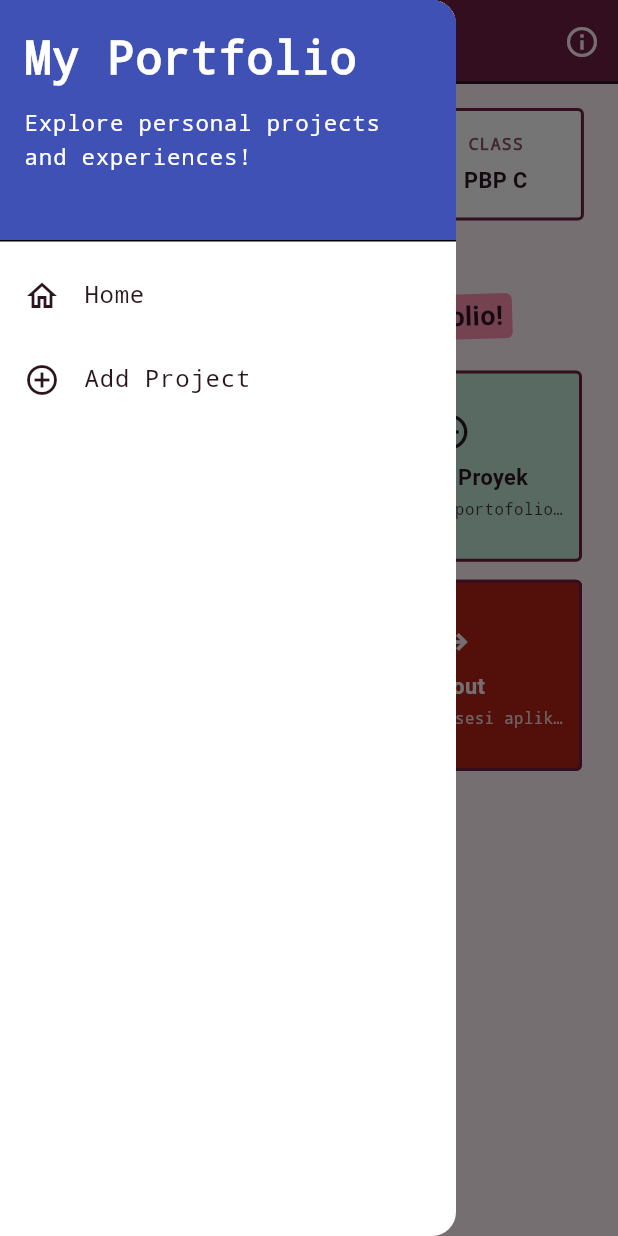
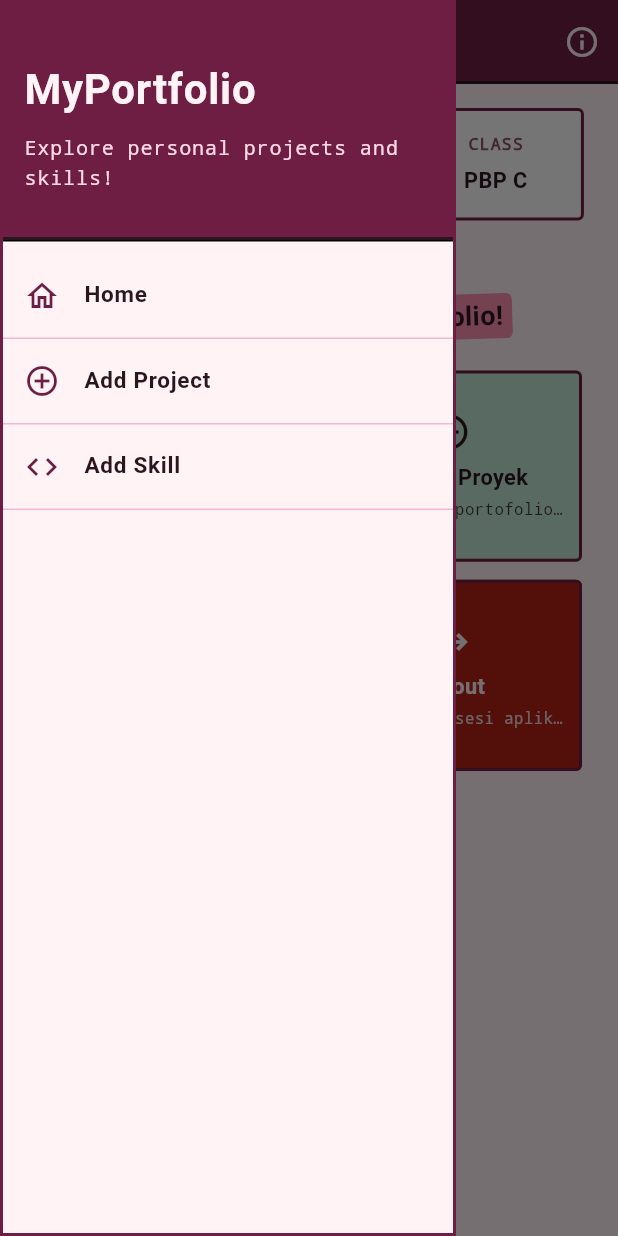
Before and after one commit to niaishere-code/myportofolio_mobile, a Flutter app: the screen it shows after launch, with the side drawer open, on a phone screen of 412 x 824 dp. Run offline on Flutter 3.47's test engine with Material 3 defaults, Android fonts, the phone set to English and light mode, and no system bars; Roboto replaces fonts that are missing (Space Grotesk).

Commit message:
feat(drawer): add Add Skill route and apply PortfolioTheme styling

```diff
--- a/lib/widgets/left_drawer.dart
+++ b/lib/widgets/left_drawer.dart
@@ -1,6 +1,8 @@
 import 'package:flutter/material.dart';
 import 'package:myportofolio_mobile/screens/menu.dart';
 import 'package:myportofolio_mobile/screens/project_form.dart';
+import 'package:myportofolio_mobile/screens/skill_form.dart';
+import 'package:myportofolio_mobile/theme/portfolio_theme.dart';
 
 class LeftDrawer extends StatelessWidget {
   const LeftDrawer({super.key});
@@ -8,38 +10,57 @@ class LeftDrawer extends StatelessWidget {
   @override
   Widget build(BuildContext context) {
     return Drawer(
+      backgroundColor: PortfolioTheme.paper,
+      shape: const RoundedRectangleBorder(
+        borderRadius: BorderRadius.zero,
+        side: BorderSide(color: PortfolioTheme.accentDark, width: 2.0),
+      ),
       child: ListView(
+        padding: EdgeInsets.zero,
         children: [
-          const DrawerHeader(
-            decoration: BoxDecoration(
-              color: Colors.indigo,
+          DrawerHeader(
+            decoration: const BoxDecoration(
+              color: PortfolioTheme.accentDark,
+              border: Border(
+                bottom: BorderSide(color: PortfolioTheme.ink, width: 2.0),
+              ),
             ),
             child: Column(
               crossAxisAlignment: CrossAxisAlignment.start,
+              mainAxisAlignment: MainAxisAlignment.center,
               children: [
                 Text(
-                  'My Portfolio',
-                  style: TextStyle(
-                    fontSize: 30,
-                    fontWeight: FontWeight.bold,
-                    color: Colors.white,
+                  'MyPortfolio',
+                  style: PortfolioTheme.displayStyle(
+                    fontSize: 28,
+                    fontWeight: FontWeight.w700,
+                    color: PortfolioTheme.paper,
                   ),
                 ),
-                SizedBox(height: 10),
+                const SizedBox(height: 8),
                 Text(
-                  'Explore personal projects and experiences!',
-                  style: TextStyle(
-                    fontSize: 15,
-                    color: Colors.white,
+                  'Explore personal projects and skills!',
+                  style: PortfolioTheme.monoStyle(
+                    fontSize: 13.5,
+                    color: PortfolioTheme.accentSoft,
                   ),
                 ),
               ],
             ),
           ),
           ListTile(
-            leading: const Icon(Icons.home_outlined),
-            title: const Text('Home'),
-            // Navigasi ke halaman utama portofolio
+            leading: const Icon(
+              Icons.home_outlined,
+              color: PortfolioTheme.accentDark,
+            ),
+            title: Text(
+              'Home',
+              style: PortfolioTheme.displayStyle(
+                fontSize: 15,
+                fontWeight: FontWeight.w700,
+                color: PortfolioTheme.ink,
+              ),
+            ),
             onTap: () {
               Navigator.pushReplacement(
                 context,
@@ -49,10 +70,20 @@ class LeftDrawer extends StatelessWidget {
               );
             },
           ),
+          const Divider(height: 1, color: PortfolioTheme.line),
           ListTile(
-            leading: const Icon(Icons.add_circle_outline),
-            title: const Text('Add Project'),
-            // Navigasi ke halaman tambah proyek
+            leading: const Icon(
+              Icons.add_circle_outline,
+              color: PortfolioTheme.accentDark,
+            ),
+            title: Text(
+              'Add Project',
+              style: PortfolioTheme.displayStyle(
+                fontSize: 15,
+                fontWeight: FontWeight.w700,
+                color: PortfolioTheme.ink,
+              ),
+            ),
             onTap: () {
               Navigator.pushReplacement(
                 context,
@@ -62,6 +93,30 @@ class LeftDrawer extends StatelessWidget {
               );
             },
           ),
+          const Divider(height: 1, color: PortfolioTheme.line),
+          ListTile(
+            leading: const Icon(
+              Icons.code,
+              color: PortfolioTheme.accentDark,
+            ),
+            title: Text(
+              'Add Skill',
+              style: PortfolioTheme.displayStyle(
+                fontSize: 15,
+                fontWeight: FontWeight.w700,
+                color: PortfolioTheme.ink,
+              ),
+            ),
+            onTap: () {
+              Navigator.pushReplacement(
+                context,
+                MaterialPageRoute(
+                  builder: (context) => const SkillFormPage(),
+                ),
+              );
+            },
+          ),
+          const Divider(height: 1, color: PortfolioTheme.line),
         ],
       ),
     );
```
